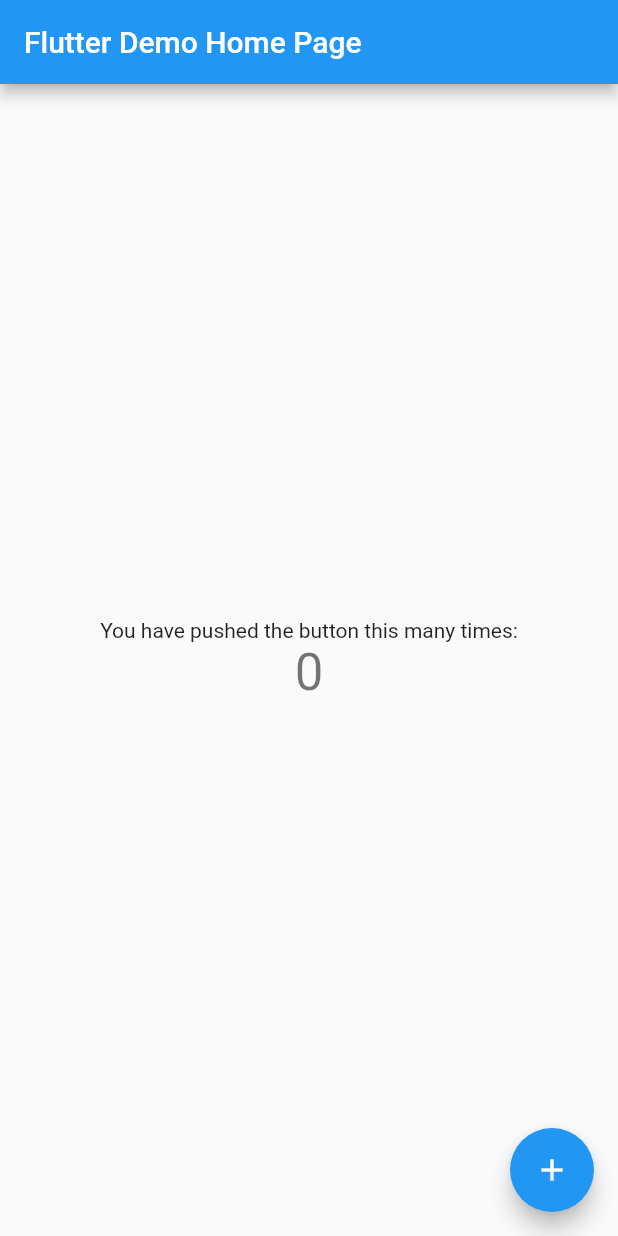
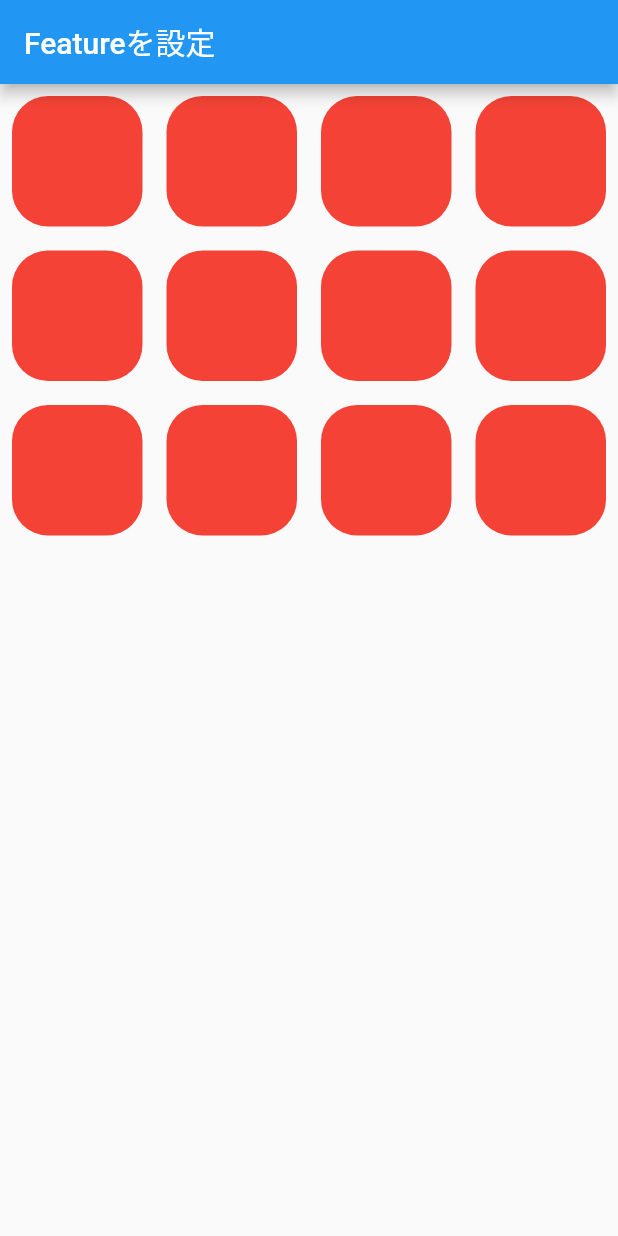
Before and after one commit to fummicc1/filter_memo, a Flutter app: the screen it shows after launch, on a phone screen of 412 x 824 dp. Run offline on Flutter 3.47's test engine with Material 2 defaults, Android fonts, the phone set to English and light mode, and no system bars.

Commit message:
add grid_view

```diff
--- a/lib/main.dart
+++ b/lib/main.dart
@@ -1,3 +1,4 @@
+import 'package:filter_memo/ui/settting_feature_page.dart';
 import 'package:flutter/material.dart';
 
 void main() => runApp(MyApp());
@@ -20,92 +21,7 @@
         // is not restarted.
         primarySwatch: Colors.blue,
       ),
-      home: MyHomePage(title: 'Flutter Demo Home Page'),
+      home: SettingFeaturePage(),
     );
   }
 }
-
-class MyHomePage extends StatefulWidget {
-  MyHomePage({Key key, this.title}) : super(key: key);
-
-  // This widget is the home page of your application. It is stateful, meaning
-  // that it has a State object (defined below) that contains fields that affect
-  // how it looks.
-
-  // This class is the configuration for the state. It holds the values (in this
-  // case the title) provided by the parent (in this case the App widget) and
-  // used by the build method of the State. Fields in a Widget subclass are
-  // always marked "final".
-
-  final String title;
-
-  @override
-  _MyHomePageState createState() => _MyHomePageState();
-}
-
-class _MyHomePageState extends State<MyHomePage> {
-  int _counter = 0;
-
-  void _incrementCounter() {
-    setState(() {
-      // This call to setState tells the Flutter framework that something has
-      // changed in this State, which causes it to rerun the build method below
-      // so that the display can reflect the updated values. If we changed
-      // _counter without calling setState(), then the build method would not be
-      // called again, and so nothing would appear to happen.
-      _counter++;
-    });
-  }
-
-  @override
-  Widget build(BuildContext context) {
-    // This method is rerun every time setState is called, for instance as done
-    // by the _incrementCounter method above.
-    //
-    // The Flutter framework has been optimized to make rerunning build methods
-    // fast, so that you can just rebuild anything that needs updating rather
-    // than having to individually change instances of widgets.
-    return Scaffold(
-      appBar: AppBar(
-        // Here we take the value from the MyHomePage object that was created by
-        // the App.build method, and use it to set our appbar title.
-        title: Text(widget.title),
-      ),
-      body: Center(
-        // Center is a layout widget. It takes a single child and positions it
-        // in the middle of the parent.
-        child: Column(
-          // Column is also a layout widget. It takes a list of children and
-          // arranges them vertically. By default, it sizes itself to fit its
-          // children horizontally, and tries to be as tall as its parent.
-          //
-          // Invoke "debug painting" (press "p" in the console, choose the
-          // "Toggle Debug Paint" action from the Flutter Inspector in Android
-          // Studio, or the "Toggle Debug Paint" command in Visual Studio Code)
-          // to see the wireframe for each widget.
-          //
-          // Column has various properties to control how it sizes itself and
-          // how it positions its children. Here we use mainAxisAlignment to
-          // center the children vertically; the main axis here is the vertical
-          // axis because Columns are vertical (the cross axis would be
-          // horizontal).
-          mainAxisAlignment: MainAxisAlignment.center,
-          children: <Widget>[
-            Text(
-              'You have pushed the button this many times:',
-            ),
-            Text(
-              '$_counter',
-              style: Theme.of(context).textTheme.display1,
-            ),
-          ],
-        ),
-      ),
-      floatingActionButton: FloatingActionButton(
-        onPressed: _incrementCounter,
-        tooltip: 'Increment',
-        child: Icon(Icons.add),
-      ), // This trailing comma makes auto-formatting nicer for build methods.
-    );
-  }
-}
--- /dev/null
+++ b/lib/ui/settting_feature_page.dart
@@ -0,0 +1,119 @@
+import 'package:flutter/cupertino.dart';
+import 'package:flutter/material.dart';
+
+class SettingFeaturePage extends StatelessWidget {
+  @override
+  Widget build(BuildContext context) {
+    return Scaffold(
+      appBar: AppBar(
+        title: Text("Featureを設定"),
+      ),
+      body: Padding(
+        padding: const EdgeInsets.all(8.0),
+        child: GridView.count(
+          crossAxisSpacing: 16,
+          mainAxisSpacing: 16,
+          crossAxisCount: 4,
+          children: <Widget>[
+            Container(
+              width: 48,
+              height: 48,
+              decoration: BoxDecoration(
+                color: Colors.red,
+                borderRadius: BorderRadius.circular(24),
+              ),
+            ),
+            Container(
+              width: 48,
+              height: 48,
+              decoration: BoxDecoration(
+                color: Colors.red,
+                borderRadius: BorderRadius.circular(24),
+              ),
+            ),
+            Container(
+              width: 48,
+              height: 48,
+              decoration: BoxDecoration(
+                color: Colors.red,
+                borderRadius: BorderRadius.circular(24),
+              ),
+            ),
+            Container(
+              width: 48,
+              height: 48,
+              decoration: BoxDecoration(
+                color: Colors.red,
+                borderRadius: BorderRadius.circular(24),
+              ),
+            ),
+            Container(
+              width: 48,
+              height: 48,
+              decoration: BoxDecoration(
+                color: Colors.red,
+                borderRadius: BorderRadius.circular(24),
+              ),
+            ),
+            Container(
+              width: 48,
+              height: 48,
+              decoration: BoxDecoration(
+                color: Colors.red,
+                borderRadius: BorderRadius.circular(24),
+              ),
+            ),
+            Container(
+              width: 48,
+              height: 48,
+              decoration: BoxDecoration(
+                color: Colors.red,
+                borderRadius: BorderRadius.circular(24),
+              ),
+            ),
+            Container(
+              width: 48,
+              height: 48,
+              decoration: BoxDecoration(
+                color: Colors.red,
+                borderRadius: BorderRadius.circular(24),
+              ),
+            ),
+            Container(
+              width: 48,
+              height: 48,
+              decoration: BoxDecoration(
+                color: Colors.red,
+                borderRadius: BorderRadius.circular(24),
+              ),
+            ),
+            Container(
+              width: 48,
+              height: 48,
+              decoration: BoxDecoration(
+                color: Colors.red,
+                borderRadius: BorderRadius.circular(24),
+              ),
+            ),
+            Container(
+              width: 48,
+              height: 48,
+              decoration: BoxDecoration(
+                color: Colors.red,
+                borderRadius: BorderRadius.circular(24),
+              ),
+            ),
+            Container(
+              width: 48,
+              height: 48,
+              decoration: BoxDecoration(
+                color: Colors.red,
+                borderRadius: BorderRadius.circular(24),
+              ),
+            ),
+          ],
+        ),
+      ),
+    );
+  }
+}
```
